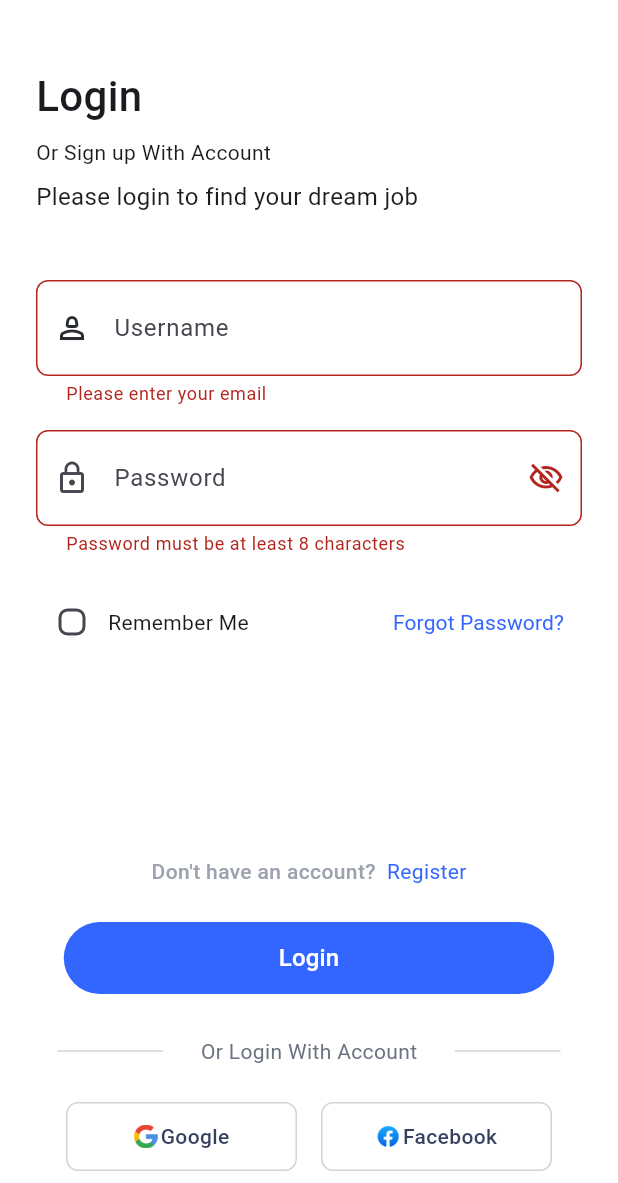
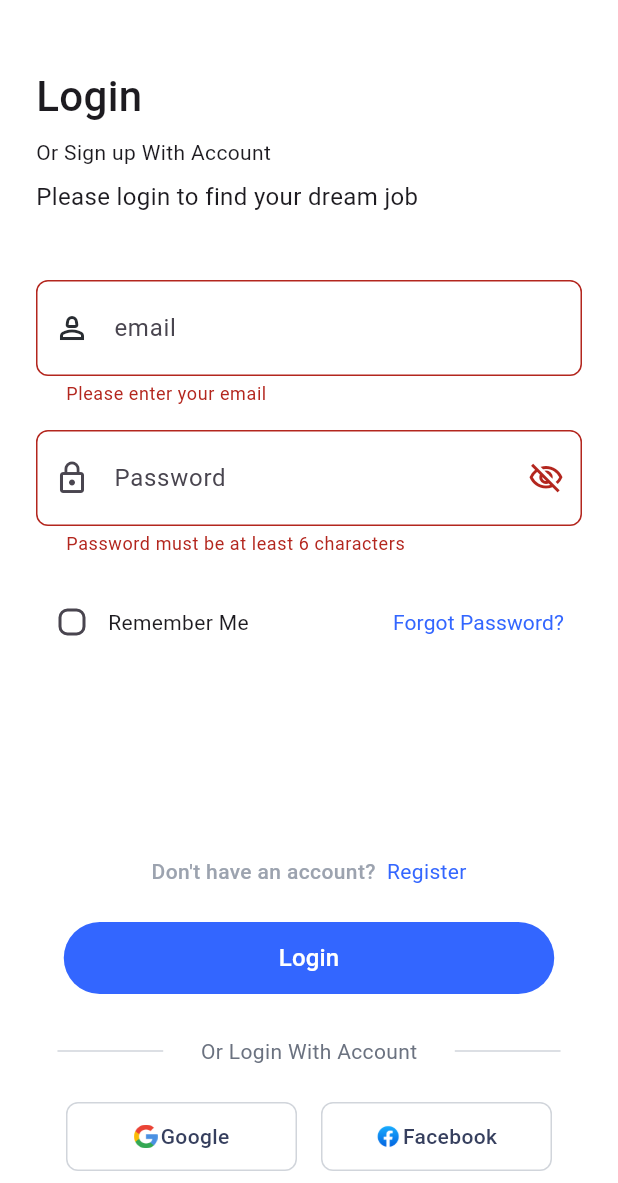
Before and after one commit to AhmedHussien249/jobsque-app, a Flutter app: the screen it shows after launch, after a tap on "Skip", after a tap on "Get Started", after a tap on "Login", on a phone screen of 412 x 824 dp, the part 53-1236 px from its top. Run offline on Flutter 3.47's test engine with Material 3 defaults, Android fonts, the light colour scheme and no system bars; our stand-ins replace bloc, dartz, dio, flutter_bloc, font_awesome_flutter, get_it and 3 more.

Commit message:
implement login logic with state management and local persistence

```diff
--- a/lib/core/utils/app_router.dart
+++ b/lib/core/utils/app_router.dart
@@ -1,4 +1,7 @@
+import 'package:flutter_bloc/flutter_bloc.dart';
 import 'package:go_router/go_router.dart';
+import 'package:jobsque/core/utils/service_locator.dart';
+import 'package:jobsque/features/auth/presentation/view_model/cubits/login_cubit/login_cubit.dart';
 import 'package:jobsque/features/auth/presentation/views/check_your_email_view.dart';
 import 'package:jobsque/features/auth/presentation/views/create_account_customization_view.dart';
 import 'package:jobsque/features/auth/presentation/views/create_account_view.dart';
@@ -8,6 +11,7 @@ import 'package:jobsque/features/auth/presentation/views/login_view.dart';
 import 'package:jobsque/features/auth/presentation/views/password_changed_view.dart';
 import 'package:jobsque/features/auth/presentation/views/prefered_location_view.dart';
 import 'package:jobsque/features/auth/presentation/views/your_account_has_been_set_up.dart';
+import 'package:jobsque/features/home/home_view.dart';
 import 'package:jobsque/features/intro/presentation/views/on_boarding_view.dart';
 import 'package:jobsque/features/intro/presentation/views/splash_view.dart';
 
@@ -23,6 +27,8 @@ abstract class AppRouter {
       '/createAccountCustomizationView';
   static const kPreferedLocactionView = '/preferedLocactionView';
   static const kYourAccountHasBeenSetUp = '/yourAccountHasBeenSetUp';
+  static const String kHomeView = '/home';
+
 
   static final router = GoRouter(
     routes: [
@@ -31,7 +37,13 @@ abstract class AppRouter {
         path: kOnBoardingView,
         builder: (context, state) => OnBoardingView(),
       ),
-      GoRoute(path: kLoginView, builder: (context, state) => LoginView()),
+      GoRoute(
+        path: kLoginView,
+        builder: (context, state) => BlocProvider(
+          create: (context) => sl<LoginCubit>(),
+          child: LoginView(),
+        ),
+      ),
       GoRoute(
         path: kForgetPasswordView,
         builder: (context, state) => ForgetPasswordView(),
@@ -64,6 +76,10 @@ abstract class AppRouter {
         path: kYourAccountHasBeenSetUp,
         builder: (context, state) => YourAccountHasBeenSetUp(),
       ),
+      GoRoute(
+  path: kHomeView,
+  builder: (context, state) => const HomeView(),
+),
     ],
   );
 }
--- a/lib/core/utils/service_locator.dart
+++ b/lib/core/utils/service_locator.dart
@@ -1,5 +1,10 @@
+import 'package:dio/dio.dart';
 import 'package:get_it/get_it.dart';
 import 'package:jobsque/core/storage/app_preferences.dart';
+import 'package:jobsque/core/utils/api_service.dart';
+import 'package:jobsque/features/auth/data/repos/auth_repo.dart';
+import 'package:jobsque/features/auth/data/repos/auth_repo_impl.dart';
+import 'package:jobsque/features/auth/presentation/view_model/cubits/login_cubit/login_cubit.dart';
 import 'package:shared_preferences/shared_preferences.dart';
 
 final sl = GetIt.instance;
@@ -9,4 +14,16 @@ Future<void> initServiceLocator() async {
 
   sl.registerLazySingleton(() => prefs);
   sl.registerLazySingleton(() => AppPreferences(sl()));
+
+  // Dio
+  sl.registerLazySingleton(() => Dio());
+
+  // ApiService
+  sl.registerLazySingleton(() => ApiService(sl()));
+
+  // AuthRepo
+  sl.registerLazySingleton<AuthRepo>(() => AuthRepoImpl(sl()));
+
+  // LoginCubit
+  sl.registerFactory(() => LoginCubit(sl()));
 }
--- /dev/null
+++ b/lib/features/auth/data/models/user_model.dart
@@ -0,0 +1,29 @@
+class UserModel {
+  final int id;
+  final String name;
+  final String email;
+  final String token;
+  final DateTime createdAt;
+  final DateTime updatedAt;
+
+  const UserModel({
+    required this.id,
+    required this.name,
+    required this.email,
+    required this.token,
+    required this.createdAt,
+    required this.updatedAt,
+  });
+
+  factory UserModel.fromJson(Map<String, dynamic> json) {
+    final user = json['user'];
+    return UserModel(
+      id: user['id'],
+      name: user['name'],
+      email: user['email'],
+      createdAt: DateTime.parse(user['created_at']),
+      updatedAt: DateTime.parse(user['updated_at']),
+      token: json['token'],
+    );
+  }
+}
--- /dev/null
+++ b/lib/features/auth/data/repos/auth_repo.dart
@@ -0,0 +1,10 @@
+import 'package:dartz/dartz.dart';
+import 'package:jobsque/core/errors/failure.dart';
+import 'package:jobsque/features/auth/data/models/user_model.dart';
+
+abstract class AuthRepo {
+  Future<Either<Failure, UserModel>> login({
+    required String email,
+    required String password,
+  });
+}
--- /dev/null
+++ b/lib/features/auth/presentation/view_model/cubits/login_cubit/login_state.dart
@@ -0,0 +1,20 @@
+part of 'login_cubit.dart';
+
+
+abstract class LoginState {}
+
+class LoginInitial extends LoginState {}
+
+class LoginLoading extends LoginState {}
+
+class LoginSuccess extends LoginState {
+  final UserModel user;
+
+  LoginSuccess(this.user);
+}
+
+class LoginFailure extends LoginState {
+  final String message;
+
+  LoginFailure(this.message);
+}
--- a/lib/features/auth/presentation/widgets/login_form_section.dart
+++ b/lib/features/auth/presentation/widgets/login_form_section.dart
@@ -39,7 +39,7 @@ class LoginFormSection extends StatelessWidget {
         const SizedBox(height: 44),
         CustomTextFormField(
           controller: userNameController,
-          hint: AppStrings.userName,
+          hint: 'email',
           prefixIcon: const Icon(
             Icons.person_2_outlined,
             color: Color(0xff292D32),
@@ -60,8 +60,8 @@ class LoginFormSection extends StatelessWidget {
           onSuffixTap: togglePasswordVisibility,
           prefixIcon: const Icon(Icons.lock_outline),
           validator: (value) {
-            if (value == null || value.length < 8) {
-              return 'Password must be at least 8 characters';
+            if (value == null || value.length < 6) {
+              return 'Password must be at least 6 characters';
             }
             return null;
           },
--- a/lib/features/auth/presentation/widgets/login_view_content.dart
+++ b/lib/features/auth/presentation/widgets/login_view_content.dart
@@ -1,9 +1,14 @@
 import 'dart:developer';
 
 import 'package:flutter/material.dart';
+import 'package:flutter_bloc/flutter_bloc.dart';
+import 'package:go_router/go_router.dart';
+import 'package:jobsque/core/storage/app_preferences.dart';
+import 'package:jobsque/core/utils/app_router.dart';
+import 'package:jobsque/core/utils/service_locator.dart';
+import 'package:jobsque/features/auth/presentation/view_model/cubits/login_cubit/login_cubit.dart';
 import 'package:jobsque/features/auth/presentation/widgets/login_bottom_section.dart';
 import 'package:jobsque/features/auth/presentation/widgets/login_form_section.dart';
-
 
 class LoginBodyContent extends StatefulWidget {
   const LoginBodyContent({super.key});
@@ -27,10 +32,14 @@ class _LoginBodyContentState extends State<LoginBodyContent> {
 
   void onLoginPressed() {
     if (formKey.currentState!.validate()) {
-      final userName = userNameController.text.trim();
+      final email = userNameController.text.trim();
       final password = passwordController.text;
-      log('UserName: $userName, Password: $password');
-
+      log('UserName: $email, Password: $password');
+      context.read<LoginCubit>().login(
+        email: email,
+        password: password,
+        rememberMe: isRememberMeChecked,
+      );
     }
   }
 
@@ -43,11 +52,43 @@ class _LoginBodyContentState extends State<LoginBodyContent> {
 
   @override
   Widget build(BuildContext context) {
-    return Form(
+    return BlocListener<LoginCubit, LoginState>(
+      listener: (context, state) {
+        if (state is LoginLoading) {
+          // show loading indicator
+          showDialog(
+            context: context,
+            barrierDismissible: false,
+            builder: (_) => const Center(child: CircularProgressIndicator()),
+          );
+        } else if (state is LoginSuccess) {
+          final prefs = sl<AppPreferences>();
+          final token = prefs.getToken();
+          final email = prefs.getUserEmail();
+          final remember = prefs.isRemembered();
+
+          print('🔐 Token: $token');
+          print('📧 Email: $email');
+          print('✅ Remember Me: $remember');
+
+          GoRouter.of(
+            context,
+          ).pushReplacement(AppRouter.kHomeView); // Close the dialog
+          // Navigate to home or next page
+          ScaffoldMessenger.of(context).showSnackBar(
+            SnackBar(content: Text('Welcome ${state.user.name}!')),
+          );
+        } else if (state is LoginFailure) {
+          Navigator.pop(context); // Close the dialog
+          ScaffoldMessenger.of(
+            context,
+          ).showSnackBar(SnackBar(content: Text(state.message)));
+        }
+      },
+      child: Form(
         key: formKey,
         child: Column(
           children: [
-          // الجزء العلوي من الشاشة
             LoginFormSection(
               userNameController: userNameController,
               passwordController: passwordController,
@@ -60,12 +101,10 @@ class _LoginBodyContentState extends State<LoginBodyContent> {
                 });
               },
             ),
-          // Spacer علشان يفصل الجزء العلوي عن الزرار
             const Spacer(),
-
-          // الجزء السفلي الثابت
             LoginBottomSection(onLoginPressed: onLoginPressed),
           ],
+        ),
       ),
     );
   }
--- a/pubspec.yaml
+++ b/pubspec.yaml
@@ -30,8 +30,11 @@ environment:
 dependencies:
   country_picker: ^2.0.27
   cupertino_icons: ^1.0.8
+  dartz: ^0.10.1
+  dio: ^5.8.0+1
   flutter:
     sdk: flutter
+  flutter_bloc: ^9.1.1
   flutter_svg: ^2.2.0
   font_awesome_flutter: ^10.8.0
   get_it: ^8.0.3
```
Also changed, not shown: lib/core/errors/failure.dart (added, +63 -0 lines), lib/core/utils/api_service.dart (added, +64 -0 lines), lib/features/auth/data/repos/auth_repo_impl.dart (added, +35 -0 lines), lib/features/auth/presentation/view_model/cubits/login_cubit/login_cubit.dart (added, +43 -0 lines), lib/features/home/home_view.dart (added, +18 -0 lines), pubspec.lock. Lines whose indentation alone changed are shown as unchanged.
